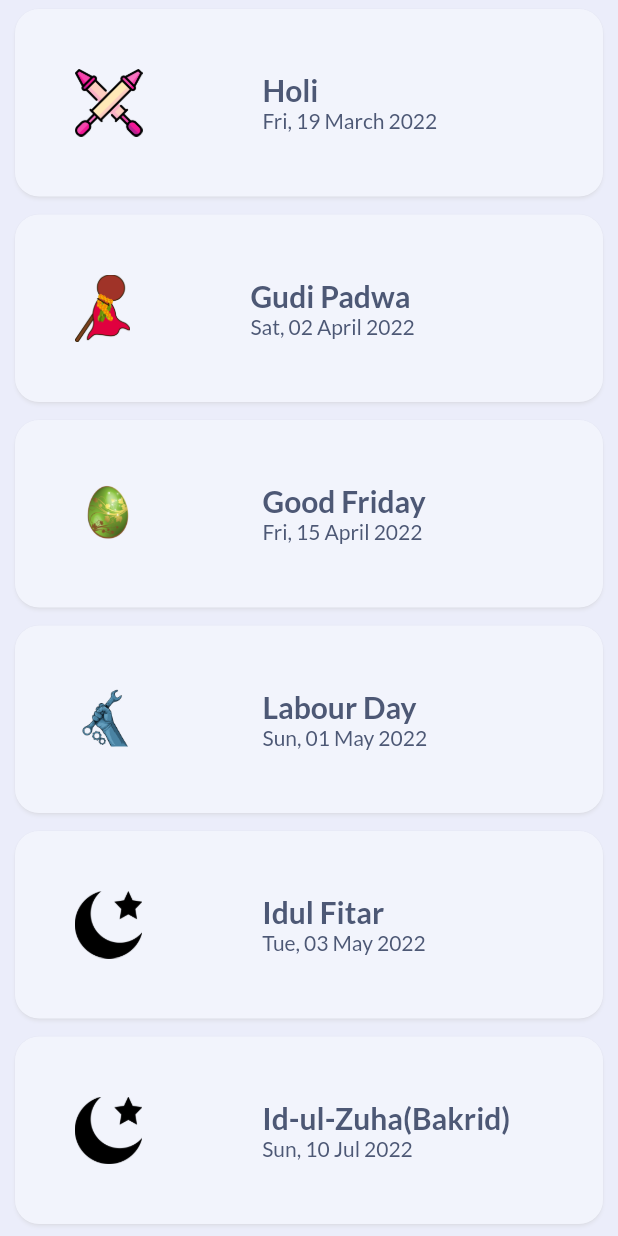
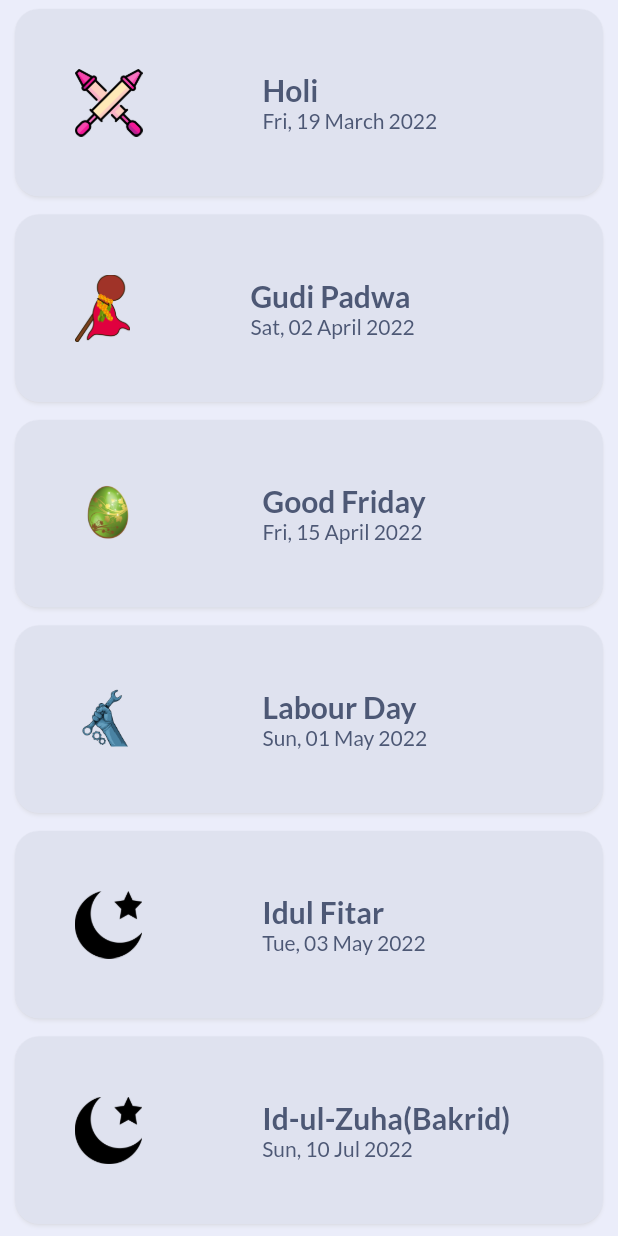
Before and after one commit to Workify-PS/Flutter-Frontend, a Flutter app: the HolidaysCard screen opened directly, on a phone screen of 412 x 824 dp. Run offline on Flutter 3.47's test engine with Material 2 defaults, Android fonts, the phone set to English and light mode, and no system bars; our stand-ins replace animated_text_kit, dio, flutter_neumorphic, flutter_svg, get, get_storage and 2 more; accounts and stored records are empty; network calls fail; project files that could hold a hidden picture were left out.

Commit message:
minor changes

```diff
--- a/lib/components/holiday_card.dart
+++ b/lib/components/holiday_card.dart
@@ -59,12 +59,11 @@ class _HolidayCardState extends State<HolidaysCard> {
               itemBuilder: (context, index) {
                 return Card(
                   elevation: 1,
-                  color: kMenuColor,
+                  color: kDividerColor,
                   margin: EdgeInsets.symmetric(horizontal: 10, vertical: 6),
                   child: Container(
-                    // padding: EdgeInsets.all(1),
                     child: Row(
-                      mainAxisAlignment: MainAxisAlignment.center,
+                      // mainAxisAlignment: MainAxisAlignment.end,
                       crossAxisAlignment: CrossAxisAlignment.center,
                       children: [
                         Padding(
--- a/lib/main.dart
+++ b/lib/main.dart
@@ -1,5 +1,4 @@
 import 'dart:convert';
-
 import 'package:flutter/material.dart';
 import 'package:flutter_web_plugins/flutter_web_plugins.dart';
 import 'package:get/get.dart';
@@ -14,7 +13,6 @@ import 'package:workify/screens/HomePage.dart';
 import 'package:workify/screens/ProfileSection/ProfilePage.dart';
 import 'package:workify/screens/SettingsPage.dart';
 import 'package:workify/screens/SplashScreen/SplashScreen.dart';
-import 'package:workify/services/holiday_get_service.dart';
 import 'package:workify/utils/theme.dart';
 import 'package:http/http.dart' as http;
 
```
